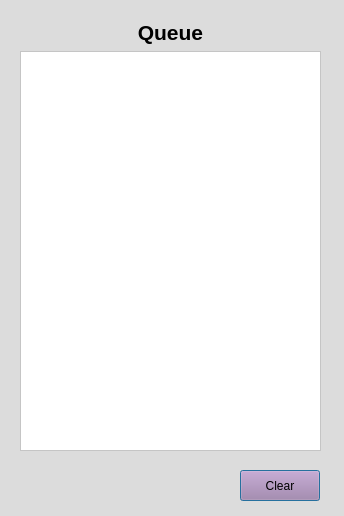
The window that src/queue.ui (pirxus/waPlayer) describes before a commit, drawn with Qt 5.
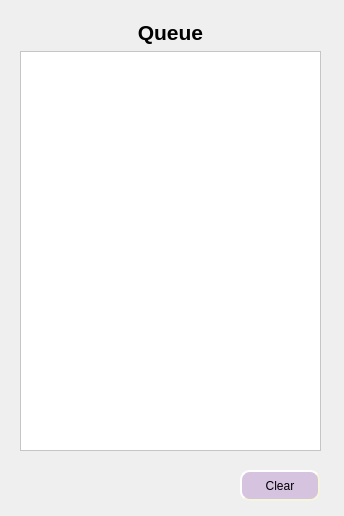
The same window after the commit.

```diff
--- a/src/queue.ui
+++ b/src/queue.ui
@@ -14,7 +14,7 @@
    <string>Dialog</string>
   </property>
   <property name="styleSheet">
-   <string notr="true">background-color: rgb(220, 220, 220)</string>
+   <string notr="true"/>
   </property>
   <widget class="QPushButton" name="pushButtonClearQueue">
    <property name="geometry">
@@ -32,13 +32,28 @@
     </size>
    </property>
    <property name="styleSheet">
-    <string notr="true">background-color: rgb(173, 127, 168);</string>
+    <string notr="true">QPushButton {
+    background-color: rgb(213, 195, 224);
+    border-style: outset;
+    border-width: 2px;
+    border-radius: 10px;
+    border-color: beige;
+}
+
+QPushButton:hover{
+    background-color:rgba(218, 209, 255, 155);
+	border: inset
+}
+QPushButton:pressed {
+    background-color: rgba(128, 111, 146, 231);
+    border-style: inset;
+}</string>
    </property>
    <property name="text">
     <string>Clear</string>
    </property>
   </widget>
-  <widget class="QWidget" name="">
+  <widget class="QWidget" name="layoutWidget">
    <property name="geometry">
     <rect>
      <x>20</x>
```
Left out of the diff: 3 changed lines with no effect on the pictures.
